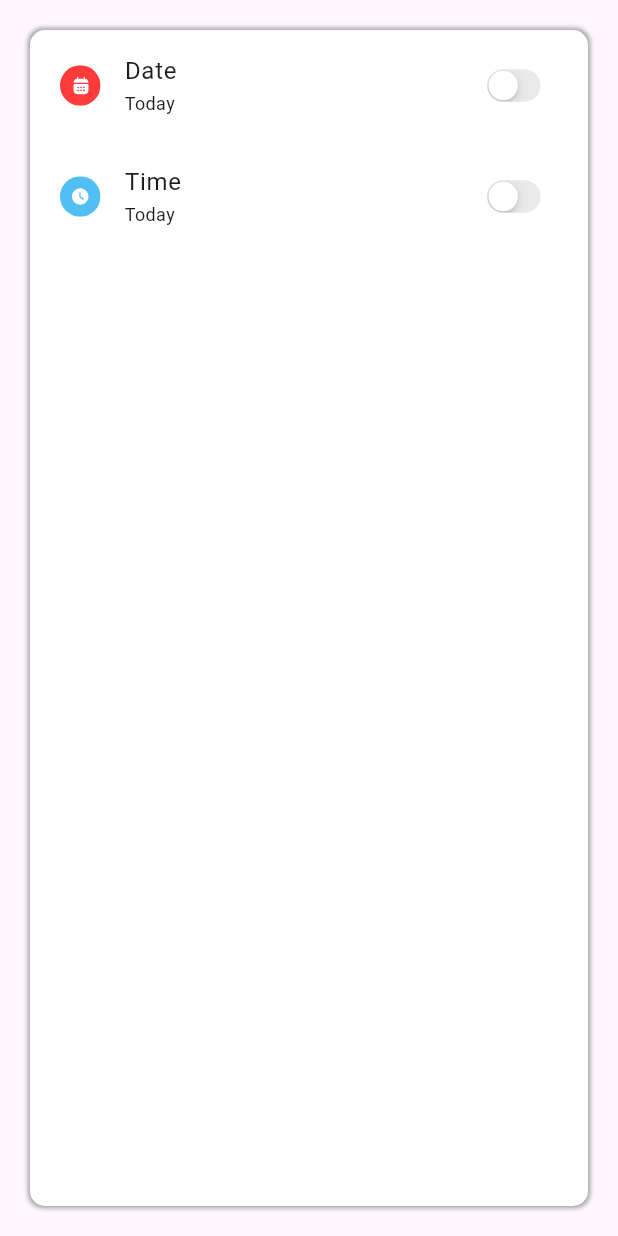
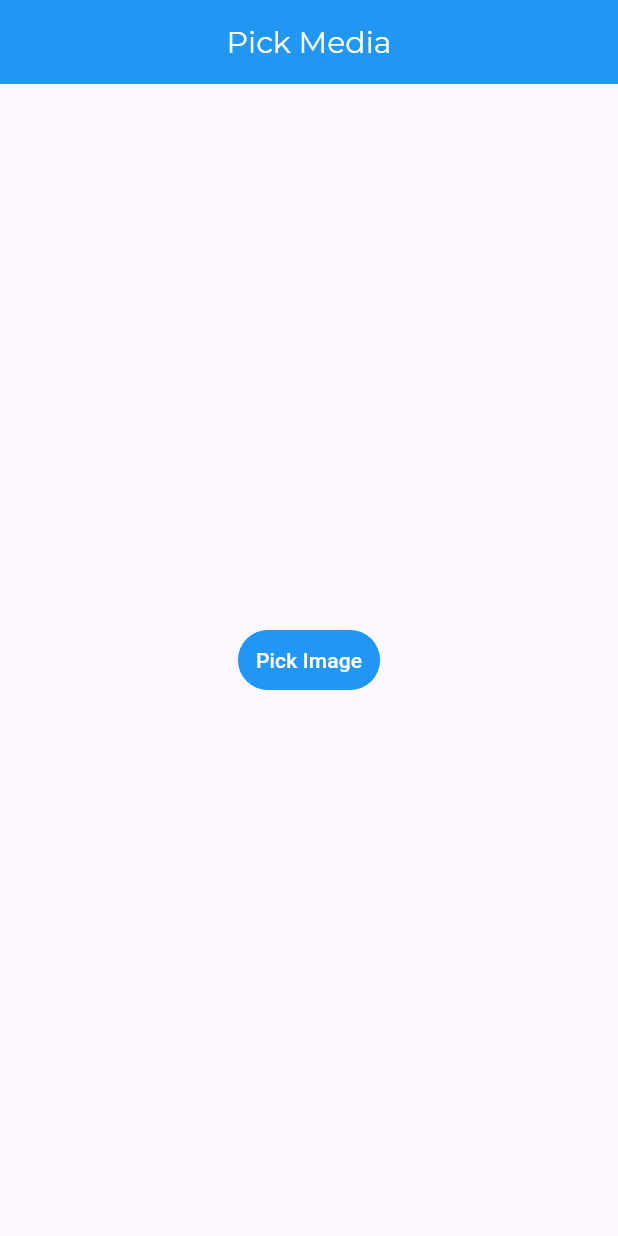
Before and after one commit to ritik453rr/flutter_practical_getx_demo, a Flutter app: the screen it shows after launch, on a phone screen of 412 x 824 dp. Run offline on Flutter 3.47's test engine with Material 3 defaults, Android fonts, the phone set to English and light mode, and no system bars; our stand-ins replace calendar_date_picker2, connectivity_plus, easy_date_timeline, flutter_svg, fluttertoast, get and 6 more; missing offline and left inert: colorful_safe_area, wheel_slider.

Commit message:
Added Pick Media View

```diff
--- a/lib/common/app_font_sizes.dart
+++ b/lib/common/app_font_sizes.dart
@@ -2,5 +2,6 @@ class AppFontSizes {
   static const double font15 = 15;
   static const double font16 = 16;
   static const double font17 = 17;
+  static const double font20 = 20;
   static const double font50 = 50;
 }
--- a/lib/common/common_ui.dart
+++ b/lib/common/common_ui.dart
@@ -44,7 +44,7 @@ class CommonUi {
   /// Custom Text Style
   static TextStyle? customTextStyle({
     Color color = AppColors.black,
-    double fontSize = 13,
+    double fontSize = 14,
     String fontFamily = AppFonts.regular,
   }) {
     return TextStyle(
--- a/lib/global.dart
+++ b/lib/global.dart
@@ -2,6 +2,8 @@ import 'package:connectivity_plus/connectivity_plus.dart';
 import 'package:flutter/material.dart';
 
 class Global {
+
+  static const double horizontalPadding = 20.0;
 
 // Hide Keybord remove focus
   static hideKeyBoard(){
--- /dev/null
+++ b/lib/language/app_language.dart
@@ -0,0 +1,16 @@
+import 'package:get/get.dart';
+import 'package:getx_demo/language/app_strings.dart';
+
+class AppLanguge extends Translations {
+  @override
+  Map<String, Map<String, String>> get keys => {
+        // English Language
+        'en_US': {
+          AppStrings.language: 'Language',
+        },
+        //Hindi Language
+        'hi_IN': {
+          AppStrings.language: 'भाषा',
+        },
+      };
+}
--- /dev/null
+++ b/lib/language/app_strings.dart
@@ -0,0 +1,3 @@
+class AppStrings {
+  static const String language = 'language';
+}
--- a/lib/main.dart
+++ b/lib/main.dart
@@ -1,5 +1,6 @@
 import 'package:flutter/material.dart';
 import 'package:get/get.dart';
+import 'package:getx_demo/language/app_language.dart';
 import 'package:getx_demo/routing/app_pages.dart';
 import 'routing/app_routes.dart';
 
@@ -14,11 +15,12 @@ class MyApp extends StatelessWidget {
   Widget build(BuildContext context) {
     return GetMaterialApp(
       debugShowCheckedModeBanner: false,
-      initialRoute: AppRoutes.expensionTile,
+      initialRoute: AppRoutes.pickMedia,
       getPages: AppPages.pages,
-      defaultTransition: Transition.rightToLeft,
+      defaultTransition: Transition.native,
+      translations: AppLanguge(),
+      locale: const Locale('en', 'US'),
       transitionDuration: const Duration(milliseconds: 300),
-
     );
   }
 }
--- a/lib/routing/app_pages.dart
+++ b/lib/routing/app_pages.dart
@@ -5,6 +5,9 @@ import 'package:getx_demo/screens/number_picker/number_picker_binding.dart';
 import 'package:getx_demo/screens/number_picker/number_picker_view.dart';
 import 'package:getx_demo/screens/date_time/date_time_binding.dart';
 import 'package:getx_demo/screens/date_time/date_time_view.dart';
+import 'package:getx_demo/screens/pick_media/pick_media_binding.dart';
+import 'package:getx_demo/screens/pick_media/pick_media_controller.dart';
+import 'package:getx_demo/screens/pick_media/pick_media_view.dart';
 import 'package:getx_demo/screens/refresh_page/comments/comment_page_binding.dart';
 import 'package:getx_demo/screens/refresh_page/comments/comment_page_view.dart';
 import 'package:getx_demo/screens/refresh_page/todos/todos_binding.dart';
@@ -24,7 +27,7 @@ class AppPages {
       binding: NumberPickerBinding(),
     ),
     GetPage(
-      name: AppRoutes.routeVerifyPhone,
+      name: AppRoutes.verifyPhone,
       page: () => const VerifyPhoneView(),
       binding: VerifyPhonBinding(),
     ),
@@ -34,17 +37,17 @@ class AppPages {
       binding: DateTimeBinding(),
     ),
     GetPage(
-      name: AppRoutes.routeComments,
+      name: AppRoutes.comments,
       page: () => const CommentPageView(),
       binding: CommentPageBinding(),
     ),
     GetPage(
-      name: AppRoutes.routeSplash,
+      name: AppRoutes.splash,
       page: () => SplashView(),
       binding: SplashBinding(),
     ),
     GetPage(
-      name: AppRoutes.routeTodos,
+      name: AppRoutes.todos,
       page: () => const TodosView(),
       binding: TodosBinding(),
     ),
@@ -53,5 +56,10 @@ class AppPages {
       page: () => const ExpensionTileView(),
       binding: ExpensionTileBinding(),
     ),
+    GetPage(
+      name: AppRoutes.pickMedia,
+      page: () => const PickMediaView(),
+      binding: PickMediaBinding(),
+    ),
   ];
 }
--- a/lib/routing/app_routes.dart
+++ b/lib/routing/app_routes.dart
@@ -1,9 +1,10 @@
 class AppRoutes {
   static const String numberPicker = '/numberPicker';
-  static const String routeVerifyPhone = '/routeVerifyPhone';
+  static const String verifyPhone = '/routeVerifyPhone';
   static const String dateTime = '/dateTime';
-  static const String routeComments = '/routeComments';
-  static const String routeSplash = '/routeSplash';
-  static const String routeTodos = '/routeTodos';
+  static const String comments = '/routeComments';
+  static const String splash = '/routeSplash';
+  static const String todos = '/routeTodos';
   static const String expensionTile = '/expensionTile';
+  static const String pickMedia='/pickMedia';
 }
--- /dev/null
+++ b/lib/screens/pick_media/pick_media_binding.dart
@@ -0,0 +1,10 @@
+import 'package:get/get.dart';
+import 'package:getx_demo/screens/pick_media/pick_media_controller.dart';
+
+/// A class that binds the PickMediaController to the PickMediaBinding.
+class PickMediaBinding extends Bindings {
+  @override
+  void dependencies() {
+    Get.lazyPut(() => PickMediaController());
+  }
+}
--- /dev/null
+++ b/lib/screens/pick_media/pick_media_view.dart
@@ -0,0 +1,63 @@
+import 'dart:io';
+
+import 'package:flutter/material.dart';
+import 'package:get/get.dart';
+import 'package:getx_demo/common/app_colors.dart';
+import 'package:getx_demo/common/app_font_sizes.dart';
+import 'package:getx_demo/common/common_ui.dart';
+import 'package:getx_demo/global.dart';
+import 'package:getx_demo/screens/pick_media/pick_media_controller.dart';
+
+class PickMediaView extends GetView<PickMediaController> {
+  const PickMediaView({super.key});
+
+  @override
+  Widget build(BuildContext context) {
+    return Scaffold(
+      appBar: AppBar(
+        backgroundColor: AppColors.blue,
+        title: Text(
+          "Pick Media",
+          style: CommonUi.customTextStyle(
+            color: AppColors.white,
+            fontSize: AppFontSizes.font20,
+          ),
+        ),
+        centerTitle: true,
+      ),
+      body: Obx(
+        () => Container(
+          width: Get.width,
+          height: Get.height,
+          padding: const EdgeInsets.symmetric(
+            horizontal: Global.horizontalPadding,
+            vertical: 20,
+          ),
+          child: Column(
+            mainAxisAlignment: MainAxisAlignment.center,
+            children: [
+              controller.imagePaths.value.isNotEmpty
+                  ? Image.file(
+                      File(controller.imagePaths.value),
+                      height: Get.height * 0.7,
+                      width: Get.width,
+                      fit: BoxFit.cover,
+                    )
+                  : const SizedBox(),
+              TextButton(
+                style: TextButton.styleFrom(
+                  backgroundColor: Colors.blue,
+                  foregroundColor: Colors.white,
+                ),
+                onPressed: () {
+                  controller.pickImage();
+                },
+                child: const Text("Pick Image"),
+              ),
+            ],
+          ),
+        ),
+      ),
+    );
+  }
+}
--- a/lib/screens/splash/splash_controller.dart
+++ b/lib/screens/splash/splash_controller.dart
@@ -13,7 +13,7 @@ class SplashController extends GetxController {
   void navigation() {
     Future.delayed(const Duration(seconds: 2), () async {
       if (await Global.checkInternetConnection()) {
-        Get.toNamed(AppRoutes.routeTodos);
+        Get.toNamed(AppRoutes.todos);
       } else {
         print("No Internet....");
       }
--- a/lib/screens/splash/splash_view.dart
+++ b/lib/screens/splash/splash_view.dart
@@ -24,7 +24,6 @@ class SplashView extends StatelessWidget {
             fontFamily: AppFonts.fontSemiBold,
           ),
           incomingEffect: WidgetTransitionEffects(
-            //scale: 1.1,
             duration: const Duration(milliseconds: 500),
           ),
         ),
--- a/pubspec.yaml
+++ b/pubspec.yaml
@@ -47,6 +47,8 @@ dependencies:
   connectivity_plus: ^6.0.3
   fluttertoast: ^8.2.5
   calendar_date_picker2: ^1.1.9
+  image_picker: ^1.1.2
+  permission_handler: ^11.4.0
 
 dev_dependencies:
   flutter_test:
```
Also changed, not shown: lib/screens/pick_media/pick_media_controller.dart (added, +59 -0 lines), lib/screens/refresh_page/todos/todos_view.dart (+26 -4 lines), pubspec.lock, 276 other files.
